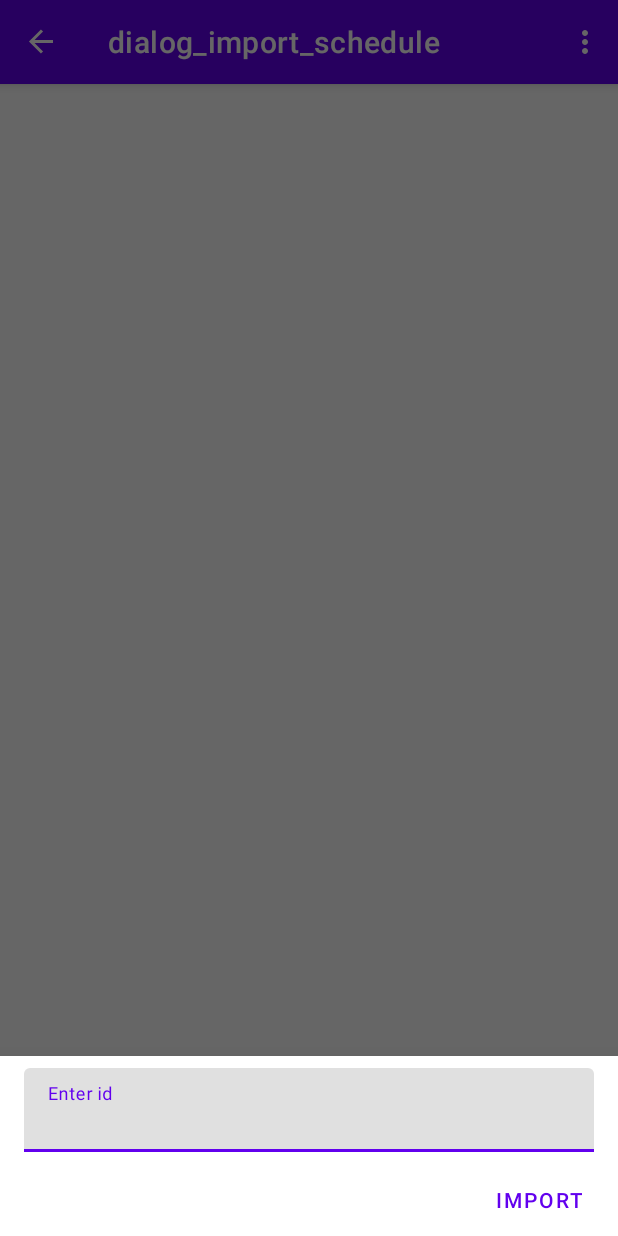
After one commit to JezReal/ClassKo, an Android app: the ImportScheduleDialog screen opened through its navigation route, on a phone screen of 412 x 824 dp. The commit adds this screen. Run offline under Robolectric (Android 15) with nearby library versions, the phone set to English and light mode, and no system bars; our stand-ins replace Dagger/Hilt's generated code, Room's generated code, Timber, navigation-ui.

Commit message:
implement export & import of schedules

```diff
--- a/app/src/main/java/app/netlify/accessdeniedgc/classko/repository/ScheduleRepository.kt
+++ b/app/src/main/java/app/netlify/accessdeniedgc/classko/repository/ScheduleRepository.kt
@@ -1,24 +1,26 @@
 package app.netlify.accessdeniedgc.classko.repository
 
 import app.netlify.accessdeniedgc.classko.database.ScheduleDao
-import app.netlify.accessdeniedgc.classko.model.Schedule
-import app.netlify.accessdeniedgc.classko.network.ScheduleApi
+import app.netlify.accessdeniedgc.classko.network.ClassKoApi
+import app.netlify.accessdeniedgc.classko.network.Schedule
+import app.netlify.accessdeniedgc.classko.network.ScheduleResponse
 import app.netlify.accessdeniedgc.classko.wrapper.Resource
+import timber.log.Timber
 import java.net.UnknownHostException
 import javax.inject.Inject
 import app.netlify.accessdeniedgc.classko.database.Schedule as ScheduleDB
 
 
 class ScheduleRepository @Inject constructor(
-    private val api: ScheduleApi,
+    private val api: ClassKoApi,
     private val dao: ScheduleDao
 ) {
 
     val schedules = dao.getSchedules()
 
-    suspend fun getSchedules(): Resource<List<Schedule>> {
+    suspend fun importSchedule(id: String): Resource<Schedule> {
         return try {
-            val response = api.getScheduleList()
+            val response = api.getSchedule(id)
             val result = response.body()
 
             if (response.isSuccessful && result != null) {
@@ -29,12 +31,35 @@ class ScheduleRepository @Inject constructor(
         } catch (e: UnknownHostException) {
             Resource.Failure("No internet")
         } catch (e: Exception) {
-            Resource.Failure(e.message!!)
+            Resource.Failure(e.localizedMessage!!)
+        }
+    }
+
+
+    suspend fun exportSchedules(schedule: Schedule): Resource<ScheduleResponse> {
+        return try {
+            val response = api.addSchedule(schedule)
+            val result = response.body()
+
+            if (response.isSuccessful && result != null) {
+                Resource.Success(result)
+            } else {
+                Timber.d(response.raw().toString())
+                Resource.Failure(response.message())
+            }
+        } catch (e: UnknownHostException) {
+            Resource.Failure("No internet")
+        } catch (e: Exception) {
+            Resource.Failure(e.localizedMessage!!)
         }
     }
 
     suspend fun insertSchedule(schedule: ScheduleDB): Long {
         return dao.insert(schedule)
+    }
+
+    suspend fun insertAlLSchedules(schedules: List<ScheduleDB>) {
+        dao.insertAll(schedules)
     }
 
     suspend fun getSchedule(id: Long): ScheduleDB {
--- /dev/null
+++ b/app/src/main/java/app/netlify/accessdeniedgc/classko/ui/ImportScheduleDialog.kt
@@ -0,0 +1,37 @@
+package app.netlify.accessdeniedgc.classko.ui
+
+import android.os.Bundle
+import android.view.LayoutInflater
+import android.view.View
+import android.view.ViewGroup
+import androidx.fragment.app.activityViewModels
+import app.netlify.accessdeniedgc.classko.databinding.DialogImportScheduleBinding
+import app.netlify.accessdeniedgc.classko.viewmodel.ScheduleListFragmentViewModel
+import com.google.android.material.bottomsheet.BottomSheetDialogFragment
+
+class ImportScheduleDialog: BottomSheetDialogFragment() {
+
+    private lateinit var binding: DialogImportScheduleBinding
+    private val viewModel: ScheduleListFragmentViewModel by activityViewModels()
+
+    override fun onCreateView(
+        inflater: LayoutInflater,
+        container: ViewGroup?,
+        savedInstanceState: Bundle?
+    ): View? {
+        binding = DialogImportScheduleBinding.inflate(inflater, container, false)
+
+        setListeners()
+
+        return binding.root
+    }
+
+    private fun setListeners() {
+        binding.importButton.setOnClickListener {
+            if (binding.idInput.text?.isNotEmpty() == true) {
+                viewModel.importSchedules(binding.idInput.text.toString())
+                dismiss()
+            }
+        }
+    }
+}
--- a/app/src/main/java/app/netlify/accessdeniedgc/classko/ui/ScheduleListFragment.kt
+++ b/app/src/main/java/app/netlify/accessdeniedgc/classko/ui/ScheduleListFragment.kt
@@ -1,8 +1,10 @@
 package app.netlify.accessdeniedgc.classko.ui
 
+import android.app.AlertDialog
 import android.os.Bundle
 import android.view.*
 import androidx.fragment.app.Fragment
+import androidx.fragment.app.activityViewModels
 import androidx.fragment.app.viewModels
 import androidx.navigation.fragment.findNavController
 import androidx.navigation.ui.NavigationUI
@@ -11,15 +13,19 @@ import app.netlify.accessdeniedgc.classko.database.Schedule
 import app.netlify.accessdeniedgc.classko.databinding.FragmentScheduleListBinding
 import app.netlify.accessdeniedgc.classko.recyclerview.ScheduleAdapter
 import app.netlify.accessdeniedgc.classko.util.Notifier
+import app.netlify.accessdeniedgc.classko.viewmodel.AddScheduleViewModel
 import app.netlify.accessdeniedgc.classko.viewmodel.ScheduleListFragmentViewModel
+import app.netlify.accessdeniedgc.classko.viewmodel.ScheduleListFragmentViewModel.ScheduleListFragmentState.*
 import dagger.hilt.android.AndroidEntryPoint
+import timber.log.Timber
 
 
 @AndroidEntryPoint
 class ScheduleListFragment : Fragment() {
 
     private lateinit var binding: FragmentScheduleListBinding
-    private val viewModel: ScheduleListFragmentViewModel by viewModels()
+    private val viewModel: ScheduleListFragmentViewModel by activityViewModels()
+    private val addScheduleViewModel: AddScheduleViewModel by activityViewModels()
     private lateinit var scheduleList: List<Schedule>
 
     override fun onCreateView(
@@ -31,6 +37,7 @@ class ScheduleListFragment : Fragment() {
 
         setUpListeners()
         observeData()
+        observeState()
 
         setHasOptionsMenu(true)
 
@@ -60,6 +67,67 @@ class ScheduleListFragment : Fragment() {
         }
     }
 
+    private fun observeState() {
+        viewModel.scheduleState.observe(viewLifecycleOwner) { state ->
+            when (state) {
+                is Loading -> {
+                    val builder = AlertDialog.Builder(requireActivity())
+                    builder.setView(R.layout.dialog_loading)
+                        .create()
+                        .show()
+                }
+                is ExportSuccess -> {
+                    val builder = AlertDialog.Builder(requireActivity())
+                    builder.setView(R.layout.dialog_export_success)
+                        .create()
+                        .show()
+                    Timber.d("export success")
+                }
+                is ExportFailure -> {
+                    Timber.d("export failed: ${state.message}")
+                }
+                is ImportSuccess -> {
+                    addSchedulesToDatabase(state.response)
+                }
+                is ImportFailure -> {
+                    Timber.d("import failed: ${state.message}")
+                }
+                else -> {
+
+                }
+            }
+        }
+    }
+
+    private fun addSchedulesToDatabase(schedule: app.netlify.accessdeniedgc.classko.network.Schedule) {
+        schedule.scheduleItems.map {
+            val newSchedule = Schedule(
+                it.subjectName,
+                it.timeHour,
+                it.timeMinute,
+                it.monday,
+                it.tuesday,
+                it.wednesday,
+                it.thursday,
+                it.friday,
+                it.saturday,
+                it.sunday
+            )
+
+            addScheduleViewModel.addSchedule(newSchedule) { id ->
+                Notifier.scheduleNotification(
+                    newSchedule,
+                    requireContext().applicationContext,
+                    id
+                )
+            }
+        }
+    }
+
+    private fun exportSchedules() {
+        viewModel.exportSchedules(scheduleList)
+    }
+
     override fun onCreateOptionsMenu(menu: Menu, inflater: MenuInflater) {
         inflater.inflate(R.menu.overflow_menu, menu)
     }
@@ -71,6 +139,14 @@ class ScheduleListFragment : Fragment() {
                 Notifier.cancelAllNotifications(scheduleList, requireContext().applicationContext)
                 true
             }
+            R.id.import_schedules -> {
+                findNavController().navigate(ScheduleListFragmentDirections.actionScheduleListFragmentToImportScheduleDialog())
+                true
+            }
+            R.id.export_schedules -> {
+                exportSchedules()
+                true
+            }
             else -> {
                 NavigationUI.onNavDestinationSelected(
                     item,
--- /dev/null
+++ b/app/src/main/res/layout/dialog_import_schedule.xml
@@ -0,0 +1,40 @@
+<?xml version="1.0" encoding="utf-8"?>
+<androidx.constraintlayout.widget.ConstraintLayout xmlns:android="http://schemas.android.com/apk/res/android"
+    xmlns:app="http://schemas.android.com/apk/res-auto"
+    xmlns:tools="http://schemas.android.com/tools"
+    android:layout_width="match_parent"
+    android:layout_height="wrap_content"
+    tools:context="app.netlify.accessdeniedgc.classko.ui.ImportScheduleDialog">
+
+    <com.google.android.material.textfield.TextInputLayout
+        android:id="@+id/id_input_layout"
+        android:layout_width="0dp"
+        android:layout_height="wrap_content"
+        android:layout_marginHorizontal="16dp"
+        android:layout_marginTop="8dp"
+        android:hint="Enter id"
+        app:layout_constraintBottom_toBottomOf="parent"
+        app:layout_constraintEnd_toEndOf="parent"
+        app:layout_constraintStart_toStartOf="parent"
+        app:layout_constraintTop_toTopOf="parent"
+        app:layout_constraintVertical_bias="0.0">
+
+        <com.google.android.material.textfield.TextInputEditText
+            android:id="@+id/id_input"
+            android:layout_width="match_parent"
+            android:layout_height="wrap_content" />
+    </com.google.android.material.textfield.TextInputLayout>
+
+    <Button
+        android:id="@+id/import_button"
+        android:layout_width="wrap_content"
+        android:layout_height="wrap_content"
+        android:layout_marginTop="8dp"
+        android:text="Import"
+        app:layout_constraintBottom_toBottomOf="parent"
+        app:layout_constraintEnd_toEndOf="@id/id_input_layout"
+        app:layout_constraintHorizontal_bias="1.0"
+        app:layout_constraintStart_toStartOf="parent"
+        app:layout_constraintTop_toBottomOf="@id/id_input_layout" />
+
+</androidx.constraintlayout.widget.ConstraintLayout>
--- a/app/src/main/res/navigation/nav_graph.xml
+++ b/app/src/main/res/navigation/nav_graph.xml
@@ -13,6 +13,9 @@
         <action
             android:id="@+id/action_scheduleListFragment_to_addScheduleFragment"
             app:destination="@id/addScheduleFragment" />
+        <action
+            android:id="@+id/action_scheduleListFragment_to_importScheduleDialog"
+            app:destination="@id/importScheduleDialog" />
     </fragment>
     <dialog
         android:id="@+id/addScheduleFragment"
@@ -29,4 +32,9 @@
         android:name="app.netlify.accessdeniedgc.classko.ui.AboutFragment"
         android:label="@string/about_fragment_label"
         tools:layout="@layout/fragment_about" />
+    <dialog
+        android:id="@+id/importScheduleDialog"
+        android:name="app.netlify.accessdeniedgc.classko.ui.ImportScheduleDialog"
+        android:label="dialog_import_schedule"
+        tools:layout="@layout/dialog_import_schedule" />
 </navigation>
```
Also changed, not shown: app/src/main/java/app/netlify/accessdeniedgc/classko/viewmodel/ScheduleListFragmentViewModel.kt (+67 -3 lines), app/src/main/res/layout/dialog_export_success.xml (added, +12 -0 lines), app/src/main/res/layout/dialog_loading.xml (added, +16 -0 lines).
